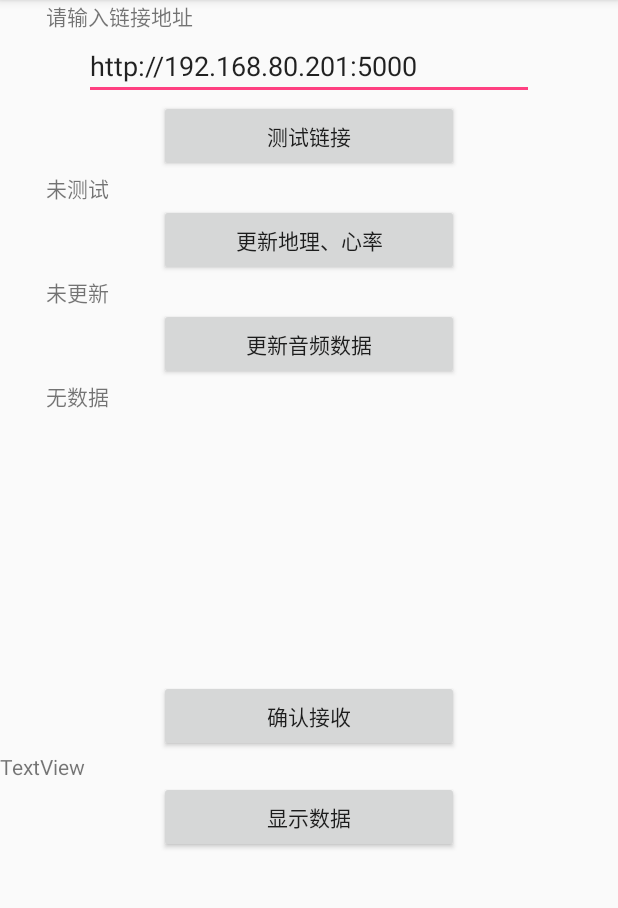
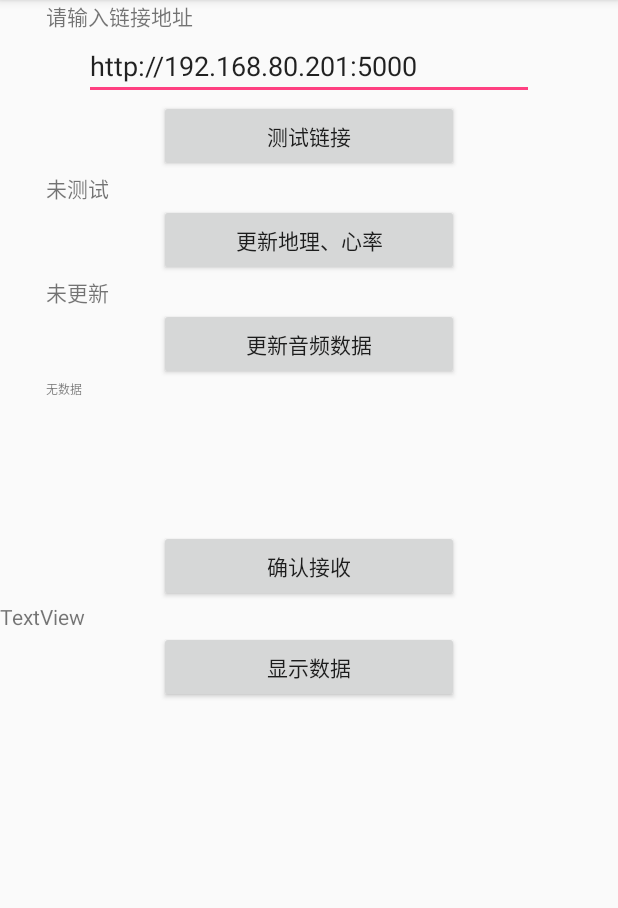
Before and after one commit to wolfbolin/Caremore, an Android app: the screen it shows after launch (MainActivity), on a phone screen of 412 x 824 dp, the part 84-992 px from its top. Run offline under Robolectric (Android 15) with nearby library versions, the phone set to English and light mode, and no system bars.

```diff
--- a/src/Caremore_android/app/src/main/res/layout/activity_main.xml
+++ b/src/Caremore_android/app/src/main/res/layout/activity_main.xml
@@ -51,8 +51,9 @@
     <TextView
         android:id="@+id/tv_data"
         android:layout_width="350dp"
-        android:layout_height="200dp"
-        android:text="无数据" />
+        android:layout_height="100dp"
+        android:text="无数据"
+        android:textSize="8sp" />
 
     <Button
         android:id="@+id/bt_sure"
--- a/src/Caremore_android/app/src/main/res/layout/activity_message.xml
+++ b/src/Caremore_android/app/src/main/res/layout/activity_message.xml
@@ -80,7 +80,7 @@
     <com.baidu.mapapi.map.TextureMapView
         android:id="@+id/mTexturemap"
         android:layout_width="match_parent"
-        android:layout_height="300dp" >
+        android:layout_height="250dp" >
     </com.baidu.mapapi.map.TextureMapView>
 
 </LinearLayout>
```
Also changed, not shown: src/Caremore_android/app/src/main/java/com/wolfbolin/caremore/MainActivity.java (+12 -10 lines), 2 other files.
